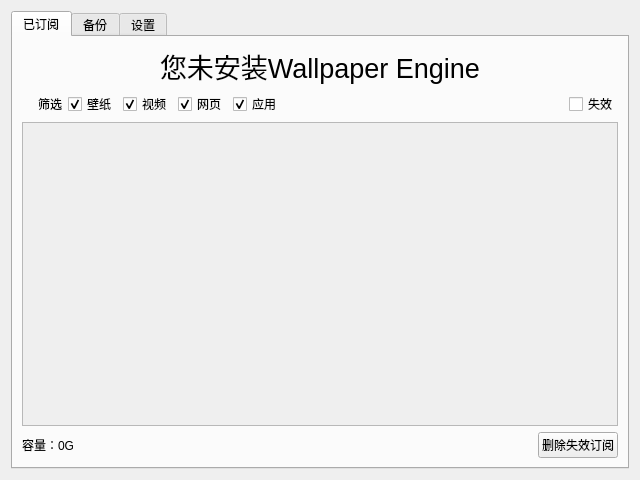
w703001848/Wallpaper_Engine_Tools, file widgets/main.ui: the form before one commit.
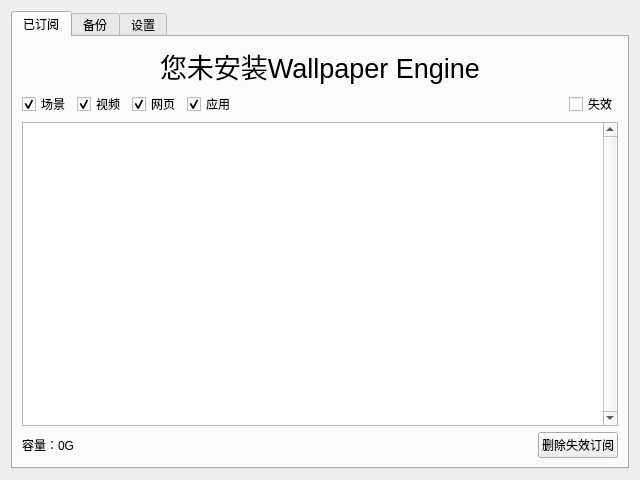
The form after the commit. Icons and pictures are not drawn.

Diff of the .ui file:
```diff
--- a/widgets/main.ui
+++ b/widgets/main.ui
@@ -59,31 +59,25 @@
         </widget>
        </item>
        <item>
+        <widget class="QWidget" name="widget_1" native="true">
         <layout class="QVBoxLayout" name="verticalLayout_6">
+          <property name="spacing">
+           <number>6</number>
+          </property>
+          <property name="leftMargin">
+           <number>0</number>
+          </property>
+          <property name="topMargin">
+           <number>0</number>
+          </property>
+          <property name="rightMargin">
+           <number>0</number>
+          </property>
+          <property name="bottomMargin">
+           <number>0</number>
+          </property>
          <item>
           <layout class="QHBoxLayout" name="horizontalLayout">
-           <item>
-            <widget class="QLabel" name="label_6">
-             <property name="minimumSize">
-              <size>
-               <width>40</width>
-               <height>0</height>
-              </size>
-             </property>
-             <property name="maximumSize">
-              <size>
-               <width>50</width>
-               <height>16777215</height>
-              </size>
-             </property>
-             <property name="text">
-              <string>筛选</string>
-             </property>
-             <property name="alignment">
-              <set>Qt::AlignmentFlag::AlignRight|Qt::AlignmentFlag::AlignTrailing|Qt::AlignmentFlag::AlignVCenter</set>
-             </property>
-            </widget>
-           </item>
            <item>
             <widget class="QCheckBox" name="checkBox_4">
              <property name="minimumSize">
@@ -99,7 +93,7 @@
               </size>
              </property>
              <property name="text">
-              <string>壁纸</string>
+               <string>场景</string>
              </property>
              <property name="checked">
               <bool>true</bool>
@@ -207,26 +201,14 @@
           </layout>
          </item>
          <item>
-          <widget class="QScrollArea" name="scrollArea">
-           <property name="enabled">
-            <bool>true</bool>
-           </property>
-           <property name="widgetResizable">
-            <bool>true</bool>
-           </property>
-           <widget class="QWidget" name="scrollAreaWidgetContents">
-            <property name="geometry">
-             <rect>
-              <x>0</x>
-              <y>0</y>
-              <width>594</width>
-              <height>313</height>
-             </rect>
-            </property>
+           <widget class="QTableWidget" name="tableWidget_1">
+            <property name="verticalScrollBarPolicy">
+             <enum>Qt::ScrollBarPolicy::ScrollBarAlwaysOn</enum>
+            </property>
+            <property name="gridStyle">
+             <enum>Qt::PenStyle::SolidLine</enum>
+            </property>
            </widget>
-          </widget>
-         </item>
-        </layout>
        </item>
        <item>
         <layout class="QHBoxLayout" name="horizontalLayout_7">
@@ -273,6 +255,9 @@
        </item>
       </layout>
      </widget>
+       </item>
+      </layout>
+     </widget>
      <widget class="QWidget" name="tab_3">
       <attribute name="title">
        <string>备份</string>
```
Left out of the diff: 72 changed lines with no effect on the pictures. Lines whose indentation alone changed are shown as unchanged.
